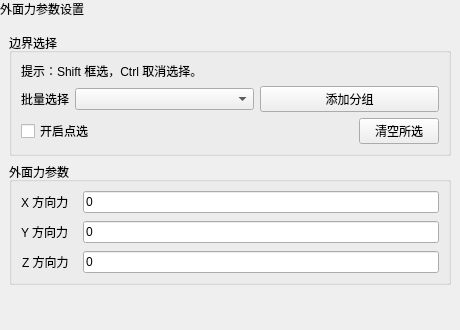
First picture: the form in plugins/Base_Solver/GeoStressOuterForcePage.ui, repository asd977/base_cae, before the edit.
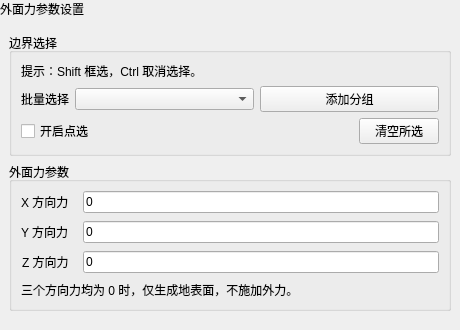
Second picture: the form after the edit. Custom widgets are drawn as their Qt base class.

Patch:
```diff
--- a/plugins/Base_Solver/GeoStressOuterForcePage.ui
+++ b/plugins/Base_Solver/GeoStressOuterForcePage.ui
@@ -257,6 +257,16 @@
           </property>
          </widget>
         </item>
+        <item row="3" column="0" colspan="2">
+         <widget class="QLabel" name="forceHintLabel">
+          <property name="text">
+           <string>三个方向力均为 0 时，仅生成地表面，不施加外力。</string>
+          </property>
+          <property name="wordWrap">
+           <bool>true</bool>
+          </property>
+         </widget>
+        </item>
         <property name="leftMargin">
          <number>9</number>
         </property>
```
